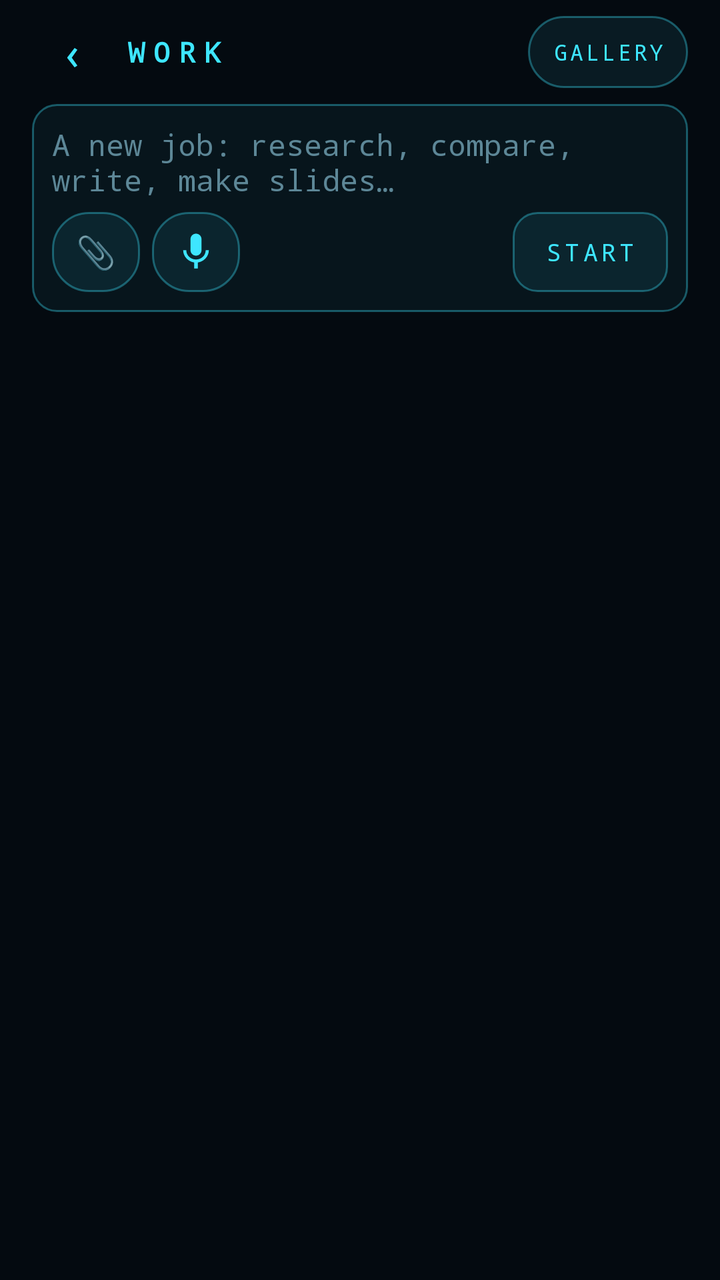
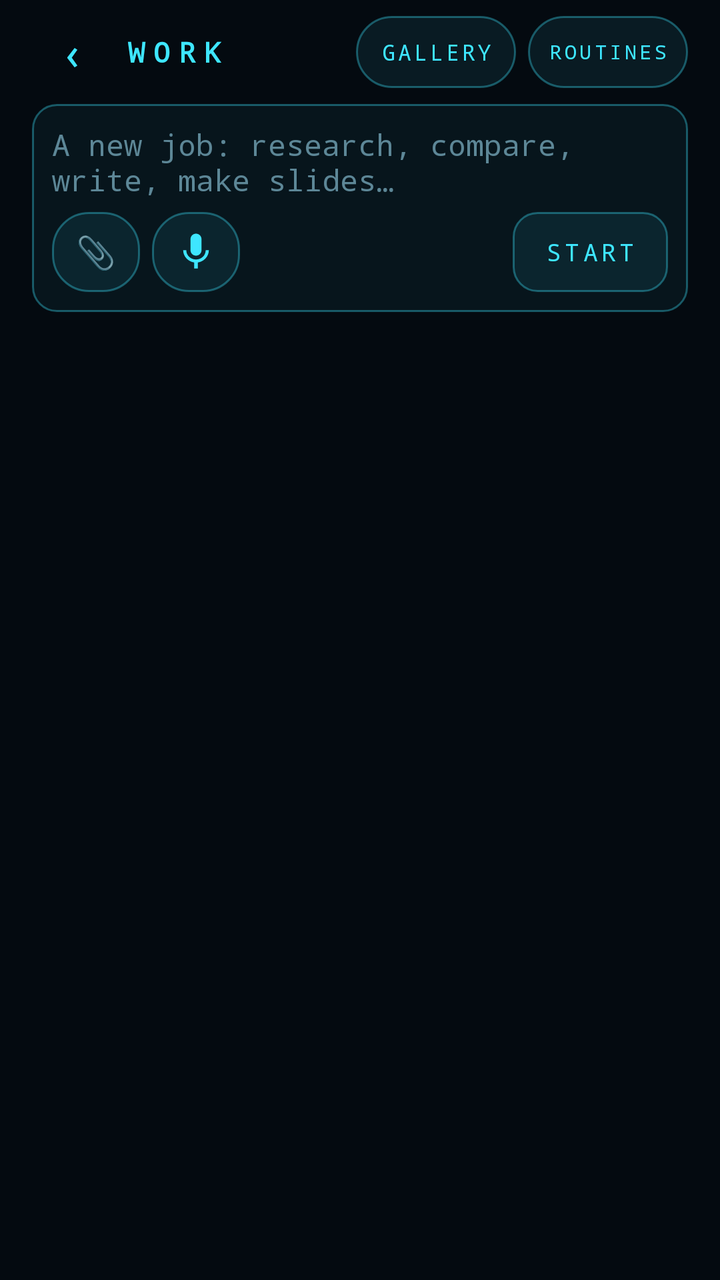

Before-and-after screenshots of an Android layout around one commit, followed by the original layout XML and the change that was made.
<!-- AndroidManifest.xml: application theme Theme.Ares -->
<!-- res/layout/activity_work.xml -->
<?xml version="1.0" encoding="utf-8"?>
<FrameLayout xmlns:android="http://schemas.android.com/apk/res/android"
    android:id="@+id/root" android:layout_width="match_parent" android:layout_height="match_parent" android:background="@color/bg">

    
    <LinearLayout android:id="@+id/listPane" android:layout_width="match_parent" android:layout_height="match_parent"
        android:orientation="vertical" android:paddingStart="16dp" android:paddingEnd="16dp">

        <LinearLayout android:layout_width="match_parent" android:layout_height="52dp" android:gravity="center_vertical" android:orientation="horizontal">
            <TextView android:id="@+id/back" android:layout_width="40dp" android:layout_height="40dp" android:gravity="center" android:text="‹"
                android:textColor="@color/cyan" android:textSize="24sp" android:contentDescription="Back" android:background="?android:attr/selectableItemBackgroundBorderless"/>
            <TextView android:layout_width="0dp" android:layout_height="wrap_content" android:layout_weight="1" android:layout_marginStart="6dp"
                android:text="WORK" android:textColor="@color/cyan" android:textStyle="bold" android:textSize="14sp" android:letterSpacing="0.3"/>
            <TextView android:id="@+id/gallery" android:layout_width="wrap_content" android:layout_height="36dp" android:background="@drawable/bg_chip"
                android:gravity="center" android:paddingStart="12dp" android:paddingEnd="12dp" android:text="GALLERY" android:textColor="@color/cyan" android:textSize="11sp" android:letterSpacing="0.12"/>
        </LinearLayout>

        <LinearLayout android:layout_width="match_parent" android:layout_height="wrap_content" android:orientation="vertical"
            android:background="@drawable/bg_input" android:padding="10dp" android:layout_marginBottom="12dp">
            <EditText android:id="@+id/newText" android:layout_width="match_parent" android:layout_height="wrap_content" android:background="@null"
                android:hint="A new job: research, compare, write, make slides…" android:textColor="@color/text" android:textColorHint="@color/muted"
                android:textSize="15sp" android:minLines="2" android:maxLines="6" android:gravity="top" android:inputType="textCapSentences|textAutoCorrect|textMultiLine"/>
            <LinearLayout android:layout_width="match_parent" android:layout_height="wrap_content" android:orientation="horizontal" android:gravity="center_vertical" android:layout_marginTop="6dp">
                <TextView android:id="@+id/attach" android:layout_width="44dp" android:layout_height="40dp" android:background="@drawable/bg_chip" android:gravity="center"
                    android:text="📎" android:textSize="16sp" android:contentDescription="Attach files"/>
                <ImageView android:id="@+id/mic" android:layout_width="44dp" android:layout_height="40dp" android:layout_marginStart="6dp" android:background="@drawable/bg_chip"
                    android:padding="9dp" android:src="@drawable/ic_mic" android:contentDescription="Dictate"/>
                <TextView android:id="@+id/files" android:layout_width="0dp" android:layout_height="wrap_content" android:layout_weight="1" android:layout_marginStart="8dp"
                    android:textColor="@color/purple" android:textSize="11sp" android:maxLines="2" android:ellipsize="end"/>
                <TextView android:id="@+id/start" android:layout_width="wrap_content" android:layout_height="40dp" android:background="@drawable/bg_button"
                    android:gravity="center" android:paddingStart="16dp" android:paddingEnd="16dp" android:text="START" android:textColor="@color/cyan" android:textSize="12sp" android:letterSpacing="0.15"/>
            </LinearLayout>
        </LinearLayout>

        <ScrollView android:id="@+id/scroll" android:layout_width="match_parent" android:layout_height="0dp" android:layout_weight="1">
            <LinearLayout android:id="@+id/jobs" android:layout_width="match_parent" android:layout_height="wrap_content" android:orientation="vertical" android:paddingBottom="16dp"/>
        </ScrollView>
    </LinearLayout>

    
    <WebView android:id="@+id/web" android:layout_width="match_parent" android:layout_height="match_parent" android:visibility="gone" android:background="@color/bg"/>
</FrameLayout>
<!-- resources referenced by this layout -->
<resources>
  <color name="bg">#040A10</color>
  <color name="cyan">#3EE6FF</color>
  <color name="muted">#5D8797</color>
  <color name="purple">#9D8CFF</color>
  <color name="text">#CFEFFF</color>
  <!-- drawable bg_button (drawable) -->
  <selector xmlns:android="http://schemas.android.com/apk/res/android">
      <item android:state_activated="true"><shape><corners android:radius="12dp"/><solid android:color="#403EE6FF"/><stroke android:width="1dp" android:color="@color/cyan"/></shape></item>
      <item android:state_pressed="true"><shape><corners android:radius="12dp"/><solid android:color="#333EE6FF"/><stroke android:width="1dp" android:color="@color/cyan"/></shape></item>
      <item><shape><corners android:radius="12dp"/><solid android:color="#143EE6FF"/><stroke android:width="1dp" android:color="@color/cyan_dim"/></shape></item>
  </selector>
  <!-- drawable bg_chip (drawable) -->
  <shape xmlns:android="http://schemas.android.com/apk/res/android">
      <corners android:radius="18dp"/><solid android:color="#143EE6FF"/><stroke android:width="1dp" android:color="@color/cyan_dim"/>
  </shape>
  <!-- drawable bg_input (drawable) -->
  <shape xmlns:android="http://schemas.android.com/apk/res/android">
      <corners android:radius="12dp"/><solid android:color="#0D3EE6FF"/><stroke android:width="1dp" android:color="@color/cyan_dim"/>
  </shape>
  <!-- drawable ic_mic (drawable) -->
  <vector xmlns:android="http://schemas.android.com/apk/res/android" android:width="24dp" android:height="24dp" android:viewportWidth="24" android:viewportHeight="24" android:tint="@color/cyan">
      <path android:fillColor="#FFFFFFFF" android:pathData="M12,14c1.66,0 3,-1.34 3,-3V5c0,-1.66 -1.34,-3 -3,-3S9,3.34 9,5v6c0,1.66 1.34,3 3,3zM17.3,11c0,3 -2.54,5.1 -5.3,5.1S6.7,14 6.7,11H5c0,3.41 2.72,6.23 6,6.72V21h2v-3.28c3.28,-0.48 6,-3.3 6,-6.72h-1.7z"/>
  </vector>
  <style name="Theme.Ares" parent="android:Theme.Material.NoActionBar">
          <item name="android:windowBackground">@color/bg</item>
          <item name="android:colorBackground">@color/bg</item>
          <item name="android:colorAccent">@color/cyan</item>
          <item name="android:colorPrimary">@color/bg</item>
          <item name="android:textColorPrimary">@color/text</item>
          <item name="android:textColorHint">@color/muted</item>
          <item name="android:fontFamily">monospace</item>
          <item name="android:statusBarColor">@android:color/transparent</item>
          <item name="android:navigationBarColor">@android:color/transparent</item>
          <item name="android:windowLightStatusBar">false</item>
      </style>
  <color name="cyan_dim">#593EE6FF</color>
</resources>

<!-- the commit's change to res/layout/activity_work.xml (unified diff, before → after) -->
@@ -13,6 +13,9 @@
                 android:text="WORK" android:textColor="@color/cyan" android:textStyle="bold" android:textSize="14sp" android:letterSpacing="0.3"/>
             <TextView android:id="@+id/gallery" android:layout_width="wrap_content" android:layout_height="36dp" android:background="@drawable/bg_chip"
                 android:gravity="center" android:paddingStart="12dp" android:paddingEnd="12dp" android:text="GALLERY" android:textColor="@color/cyan" android:textSize="11sp" android:letterSpacing="0.12"/>
+            <TextView android:id="@+id/more" android:layout_width="wrap_content" android:layout_height="36dp" android:layout_marginStart="6dp" android:background="@drawable/bg_chip"
+                android:gravity="center" android:paddingStart="10dp" android:paddingEnd="10dp" android:text="ROUTINES" android:textColor="@color/cyan" android:textSize="10sp" android:letterSpacing="0.15"
+                android:contentDescription="Projects, goals and routines"/>
         </LinearLayout>
 
         <LinearLayout android:layout_width="match_parent" android:layout_height="wrap_content" android:orientation="vertical"
